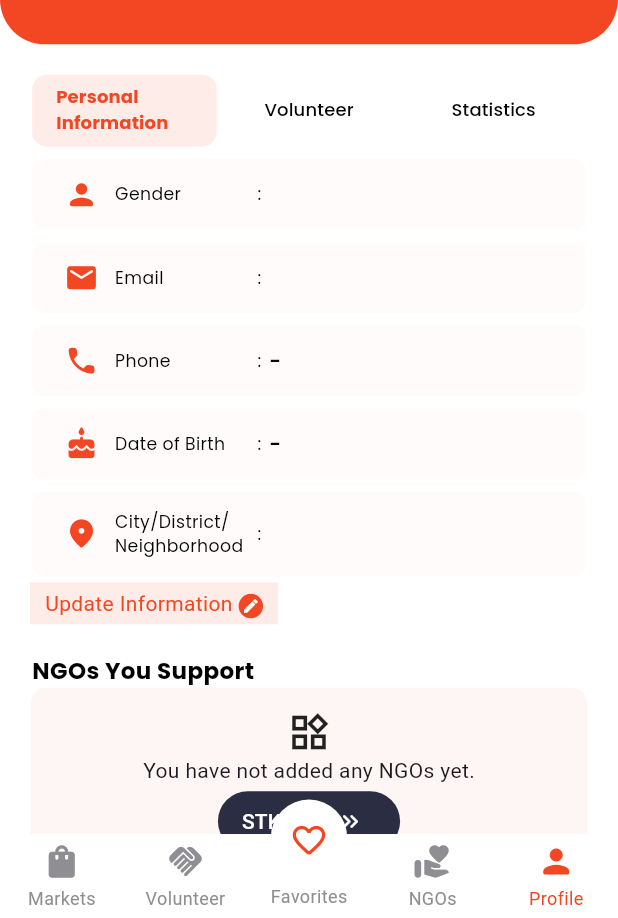
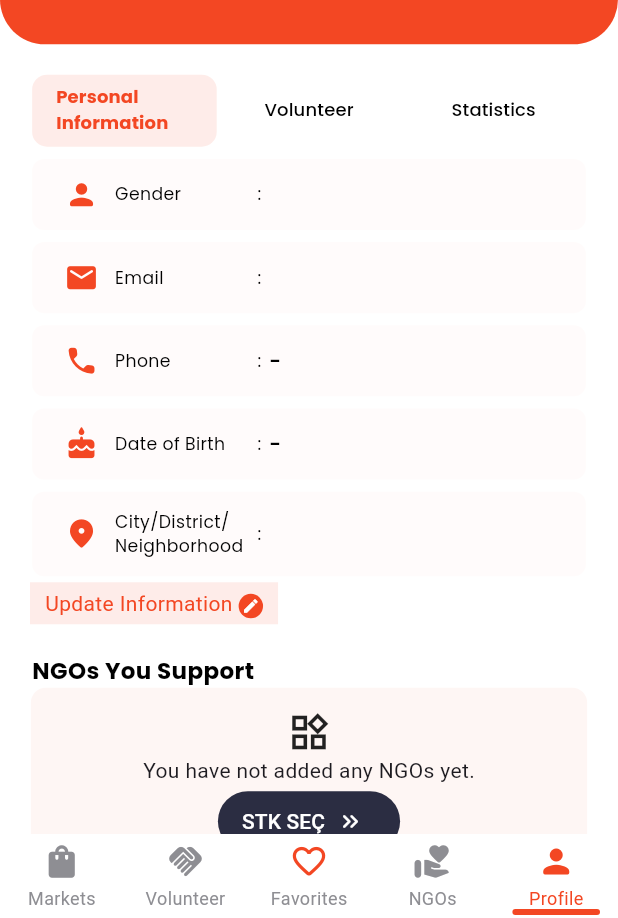
Before and after one commit to hangelapp/Hangel-App, a Flutter app: the AppView screen opened by its route, item 5 of the bottom bar chosen, on a phone screen of 412 x 824 dp, the part 318-1236 px from its top. Run offline on Flutter 3.47's test engine with Material 3 defaults, Android fonts, the phone set to English and light mode, and no system bars; drawn by our look-alikes of cached_network_image, persistent_bottom_nav_bar; our stand-ins replace cloud_firestore, dio, file_picker, firebase_auth, firebase_core, firebase_storage and 12 more; missing offline and left inert: app_tracking_transparency, firebase_pagination, iban, mailer; accounts and stored records are empty; network calls fail.

Commit message:
[FIX] interface fixed

```diff
--- a/hangel/lib/models/stk_model.dart
+++ b/hangel/lib/models/stk_model.dart
@@ -15,7 +15,7 @@ class StkModel {
   String? link;
   String? type;
   List<String> categories;
-  int favoriteCount;
+  List<String>? favoriteCount;
   List<String> bmCategories;
   String? federasyonlar;
   // String? sicilNo;
@@ -41,7 +41,7 @@ class StkModel {
       this.link,
       this.type,
       this.categories = const [],
-      this.favoriteCount = 0,
+      this.favoriteCount = const [],
       this.bmCategories = const <String>[],
       this.isActive,
       this.totalDonation,
@@ -70,7 +70,7 @@ class StkModel {
         link: json['link'] ?? "",
         type: json['type'] ?? "",
         categories: List<String>.from(json['categories'] ?? [""]),
-        favoriteCount: json['favoriteCount'] ?? 0,
+        favoriteCount: List<String>.from(json['favoriteCount'] ?? []),
         bmCategories: List<String>.from(
           json['bmCategories'] ?? [],
         ),
--- a/hangel/lib/providers/brand_provider.dart
+++ b/hangel/lib/providers/brand_provider.dart
@@ -1,3 +1,5 @@
+import 'dart:convert';
+
 import 'package:cloud_firestore/cloud_firestore.dart';
 import 'package:dio/dio.dart';
 import 'package:flutter/material.dart';
--- a/hangel/lib/views/app_view.dart
+++ b/hangel/lib/views/app_view.dart
@@ -72,13 +72,11 @@ class _AppViewState extends State<AppView> {
                   style: AppTheme.lightTextStyle(context, 14),
                 ),
                 SizedBox(height: deviceHeightSize(context, 10)),
-
               ],
             ),
           ),
           actions: <Widget>[
             TextButton(
-
               child: LocaleText('app_view_privacy_dialog_button_cancel'), // "İptal"
 
               onPressed: () {
@@ -115,12 +113,17 @@ class _AppViewState extends State<AppView> {
         controller: tabcontroller,
         stateManagement: false,
         screens: widgetOptions,
-        padding: const EdgeInsets.symmetric(vertical: 8),
-        navBarStyle: NavBarStyle.style15,
+        padding: const EdgeInsets.symmetric(vertical: 3),
+        navBarStyle: NavBarStyle.style14,
+        backgroundColor: Colors.white,
         animationSettings: const NavBarAnimationSettings(
-            navBarItemAnimation: ItemAnimationSettings(curve: Curves.linear, duration: Durations.extralong3),
+            navBarItemAnimation: ItemAnimationSettings(curve: Curves.linear, duration: Durations.long2),
             screenTransitionAnimation: ScreenTransitionAnimationSettings(
-                screenTransitionAnimationType: ScreenTransitionAnimationType.slide, animateTabTransition: true)),
+              screenTransitionAnimationType: ScreenTransitionAnimationType.slide,
+              animateTabTransition: true,
+              curve: Curves.ease,
+              duration: Durations.medium4,
+            )),
         items: [
           PersistentBottomNavBarItem(
             icon: const Icon(Icons.shopping_bag_rounded),
@@ -136,7 +139,7 @@ class _AppViewState extends State<AppView> {
           ),
           PersistentBottomNavBarItem(
             icon: const Padding(
-              padding: EdgeInsets.only(top: 4.0),
+              padding: EdgeInsets.only(top: 0),
               child: Center(
                 child: Icon(
                   Icons.favorite_rounded,
@@ -146,7 +149,7 @@ class _AppViewState extends State<AppView> {
             ),
             inactiveIcon: const Center(
               child: Padding(
-                padding: EdgeInsets.only(top: 4.0),
+                padding: EdgeInsets.only(top: 0),
                 child: Icon(
                   Icons.favorite_outline_rounded,
                   color: AppTheme.primaryColor,
@@ -154,7 +157,7 @@ class _AppViewState extends State<AppView> {
               ),
             ),
             title: 'app_view_bottom_nav_favorites'.locale, // "Favoriler"
-            activeColorPrimary: AppTheme.white,
+            activeColorPrimary: AppTheme.red,
             inactiveColorPrimary: CupertinoColors.systemGrey,
           ),
           PersistentBottomNavBarItem(
--- a/hangel/lib/views/favorites_page.dart
+++ b/hangel/lib/views/favorites_page.dart
@@ -221,6 +221,7 @@ class _FavoritesPageState extends State<FavoritesPage> with SingleTickerProvider
       logo: stk.logo ?? "",
       desc: stk.detailText ?? "",
       sector: stk.categories.first,
+      isActive: stk.isActive,
       onTap: () {
         Navigator.push(
           context,
--- a/hangel/lib/views/profile_page.dart
+++ b/hangel/lib/views/profile_page.dart
@@ -734,6 +734,7 @@ class _ProfilePageState extends State<ProfilePage> with TickerProviderStateMixin
       paddingHorizontal: deviceWidthSize(context, 8),
       paddingVertical: deviceHeightSize(context, 8),
       nullFontSize: 12,
+      isActive: stk.isActive,
       onTap: () {
         Navigator.push(
           context,
--- a/hangel/lib/views/select_favorite_stk_page.dart
+++ b/hangel/lib/views/select_favorite_stk_page.dart
@@ -224,6 +224,7 @@ class _SelectFavoriteStkPageState extends State<SelectFavoriteStkPage> {
               : FirestorePagination(
                   padding: EdgeInsets.only(bottom: 200),
                   limit: 7,
+                  isLive: true,
                   initialLoader: Center(child: CircularProgressIndicator()),
                   bottomLoader: LinearProgressIndicator(),
                   query: tabIndex == 0
--- a/hangel/lib/views/stk_form_widget.dart
+++ b/hangel/lib/views/stk_form_widget.dart
@@ -998,7 +998,7 @@ class _STKFormWidgetState extends State<STKFormWidget> {
   void _submitForm() async {
     if (_formKey.currentState!.validate()) {
       // Seçilen türün anahtarını alıyoruz
-      String selectedTypeKey = _types[_selectedTypeIndex]['key']!;
+      String selectedTypeKey = _types[_selectedTypeIndex]['label']!;
 
       // Başvuruyu yapan kişinin bilgileri
       String applicantName = _contactPersonNameController.text;
@@ -1057,7 +1057,7 @@ class _STKFormWidgetState extends State<STKFormWidget> {
         stkFormModel.shortName = _stkNameController.text;
         stkFormModel.fullName = _stkFullNameController.text;
         stkFormModel.establishmentYear = _stkKurulusYiliController.text;
-        stkFormModel.activityArea = _sectors[_selectedSectorIndex]['key'];
+        stkFormModel.activityArea = _sectors[_selectedSectorIndex]['label'];
       } else {
         // Özel izin ile yardım toplayan için alanlar
         stkFormModel.permissionStartDate = _stkIzinBaslamaController.text;
--- a/hangel/lib/views/stk_page.dart
+++ b/hangel/lib/views/stk_page.dart
@@ -117,6 +117,7 @@ class _STKPageState extends State<STKPage> {
                                 limit: 5,
                                 initialLoader: Center(child: CircularProgressIndicator()),
                                 bottomLoader: LinearProgressIndicator(),
+                                isLive: true,
                                 query: tabIndex == 0
                                     ? context.read<STKProvider>().filterText == ""
                                         ? FirebaseFirestore.instance
@@ -159,7 +160,7 @@ class _STKPageState extends State<STKPage> {
                                   return ListItemWidget(context,
                                       logo: stk.logo,
                                       title: stk.name.toString(),
-                                      sector: stk.categories.first,
+                                      sector: stk.categories.length > 0 ? stk.categories.first : "",
                                       desc: stk.detailText, onTap: () {
                                     Navigator.push(
                                       context,
--- a/hangel/lib/views/stk_volunteers_page.dart
+++ b/hangel/lib/views/stk_volunteers_page.dart
@@ -285,6 +285,7 @@ class _STKVolunteersPageState extends State<STKVolunteersPage> {
                         child: FirestorePagination(
                           // padding: EdgeInsets.zero,
                           limit: 5,
+                          isLive: true,
                           initialLoader: Center(child: CircularProgressIndicator()),
                           bottomLoader: LinearProgressIndicator(),
                           query: FirebaseFirestore.instance
--- a/hangel/lib/views/utilities.dart
+++ b/hangel/lib/views/utilities.dart
@@ -208,14 +208,11 @@ Widget nullBrandWidget(context) {
 }
 
 String generateShortHash() {
-  // Rastgele bir değeri kullanarak hash üret
   final randomValue = Random().nextInt(1000000).toString();
 
-  // SHA256 hash üret
   var bytes = utf8.encode(randomValue);
   var digest = sha256.convert(bytes);
 
-  // 64 karakterlik hash'in ilk 16 karakterini döndür
   return digest.toString().substring(0, 16);
 }
 
--- a/hangel/pubspec.yaml
+++ b/hangel/pubspec.yaml
@@ -16,7 +16,7 @@ publish_to: "none" # Remove this line if you wish to publish to pub.dev
 # https://developer.apple.com/library/archive/documentation/General/Reference/InfoPlistKeyReference/Articles/CoreFoundationKeys.html
 # In Windows, build-name is used as the major, minor, and patch parts
 # of the product and file versions while build-number is used as the build suffix.
-version: 1.0.1+12
+version: 1.0.1+13
 
 environment:
   sdk: ">=3.1.0 <4.0.0"
@@ -35,7 +35,7 @@ dependencies:
   # Use with the CupertinoIcons class for iOS style icons.
   cupertino_icons: ^1.0.2
   flutter_svg: ^2.0.7
-  fluttertoast: ^8.2.2
+  fluttertoast: ^8.2.6
   get_it: ^7.6.0
   provider: ^6.0.5
   firebase_auth: ^5.1.4
```
Also changed, not shown: hangel/lib/controllers/stk_controller.dart (+27 -4 lines), hangel/lib/views/auth/register_page.dart (+10 -4 lines), hangel/lib/views/stk_detail_page.dart (+14 -6 lines), hangel/lib/widgets/list_item_widget.dart (+15 -2 lines).
